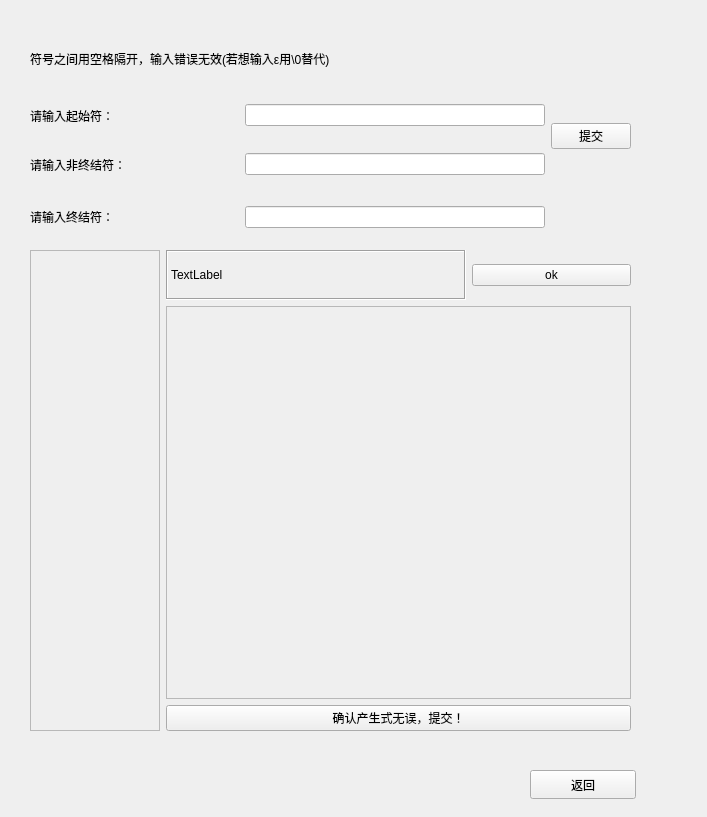
First picture: the form in input.ui, repository kennyseyes/GrammarAnalyze, before the edit.
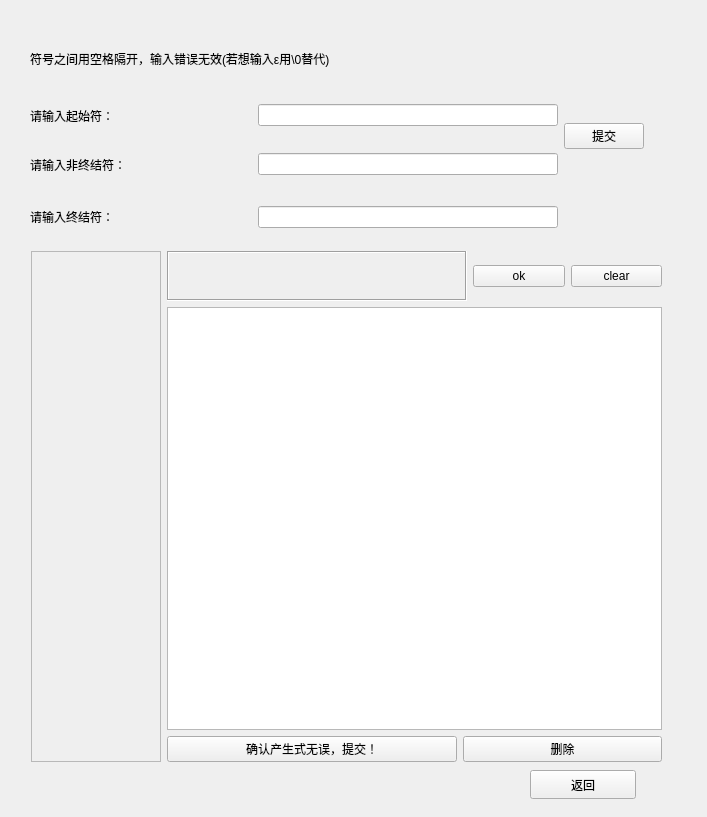
Second picture: the form after the edit.

```diff
--- a/input.ui
+++ b/input.ui
@@ -25,10 +25,10 @@
    <widget class="QWidget" name="layoutWidget">
     <property name="geometry">
      <rect>
-      <x>10</x>
-      <y>10</y>
-      <width>601</width>
-      <height>481</height>
+      <x>11</x>
+      <y>11</y>
+      <width>631</width>
+      <height>511</height>
      </rect>
     </property>
     <layout class="QHBoxLayout" name="horizontalLayout_5">
@@ -49,12 +49,14 @@
           <x>0</x>
           <y>0</y>
           <width>128</width>
-          <height>477</height>
+          <height>507</height>
          </rect>
         </property>
        </widget>
       </widget>
      </item>
+     <item>
+      <layout class="QVBoxLayout" name="verticalLayout_4">
      <item>
       <layout class="QVBoxLayout" name="verticalLayout_2">
        <item>
@@ -80,7 +82,7 @@
             <number>1</number>
            </property>
            <property name="text">
-            <string>TextLabel</string>
+              <string/>
            </property>
           </widget>
          </item>
@@ -91,32 +93,44 @@
            </property>
           </widget>
          </item>
-        </layout>
-       </item>
        <item>
-        <widget class="QScrollArea" name="displayscroll">
-         <property name="widgetResizable">
-          <bool>true</bool>
-         </property>
-         <widget class="QWidget" name="display">
-          <property name="geometry">
-           <rect>
-            <x>0</x>
-            <y>0</y>
-            <width>458</width>
-            <height>373</height>
-           </rect>
-          </property>
-         </widget>
-        </widget>
-       </item>
+            <widget class="QPushButton" name="pushButton">
+             <property name="text">
+              <string>clear</string>
+             </property>
+            </widget>
+           </item>
+          </layout>
+         </item>
+        </layout>
+       </item>
+       <item>
+        <widget class="QListWidget" name="chanshengshi"/>
+       </item>
+       <item>
+        <layout class="QHBoxLayout" name="horizontalLayout_7">
        <item>
         <widget class="QPushButton" name="ok">
+           <property name="minimumSize">
+            <size>
+             <width>290</width>
+             <height>0</height>
+            </size>
+           </property>
          <property name="text">
           <string>确认产生式无误，提交！</string>
          </property>
         </widget>
        </item>
+         <item>
+          <widget class="QPushButton" name="pushButton_3">
+           <property name="text">
+            <string>删除</string>
+           </property>
+          </widget>
+         </item>
+        </layout>
+       </item>
       </layout>
      </item>
     </layout>
@@ -140,7 +154,7 @@
     <rect>
      <x>30</x>
      <y>30</y>
-     <width>601</width>
+     <width>614</width>
      <height>212</height>
     </rect>
    </property>
@@ -291,7 +305,7 @@
     </item>
    </layout>
   </widget>
-  <widget class="QWidget" name="">
+  <widget class="QWidget" name="layoutWidget">
    <property name="geometry">
     <rect>
      <x>0</x>
@@ -303,6 +317,7 @@
    <layout class="QVBoxLayout" name="verticalLayout_3"/>
   </widget>
   <zorder>layoutWidget</zorder>
+  <zorder>layoutWidget</zorder>
   <zorder>widget</zorder>
   <zorder>return_2</zorder>
  </widget>
```
Lines whose indentation alone changed are shown as unchanged.
